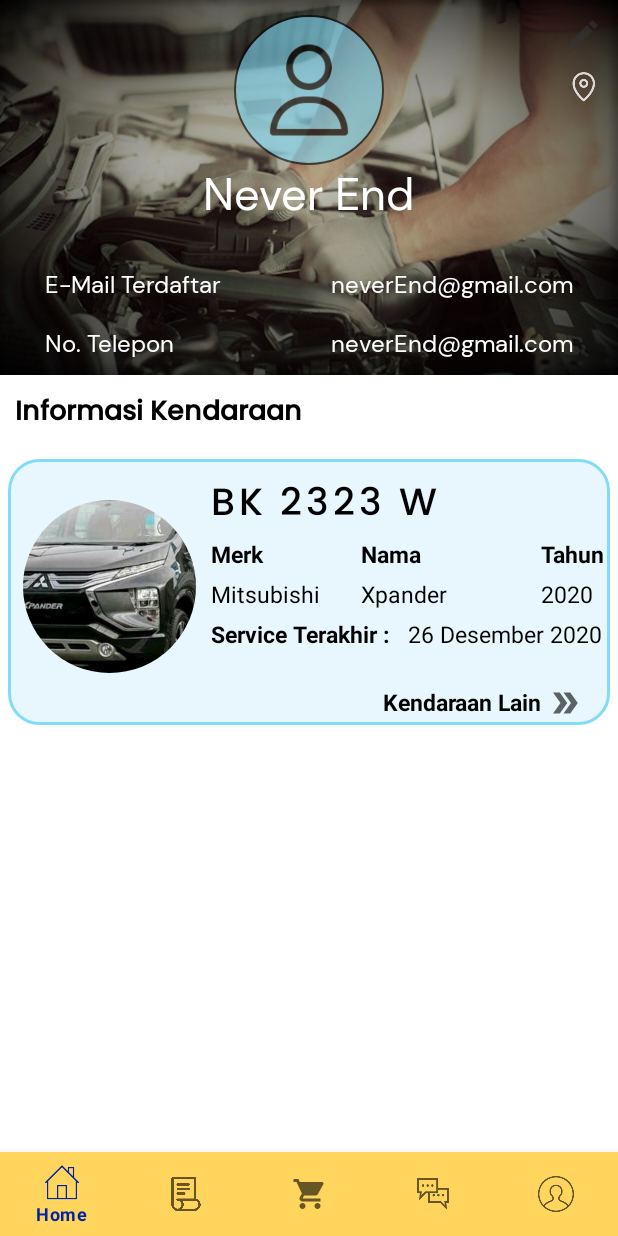
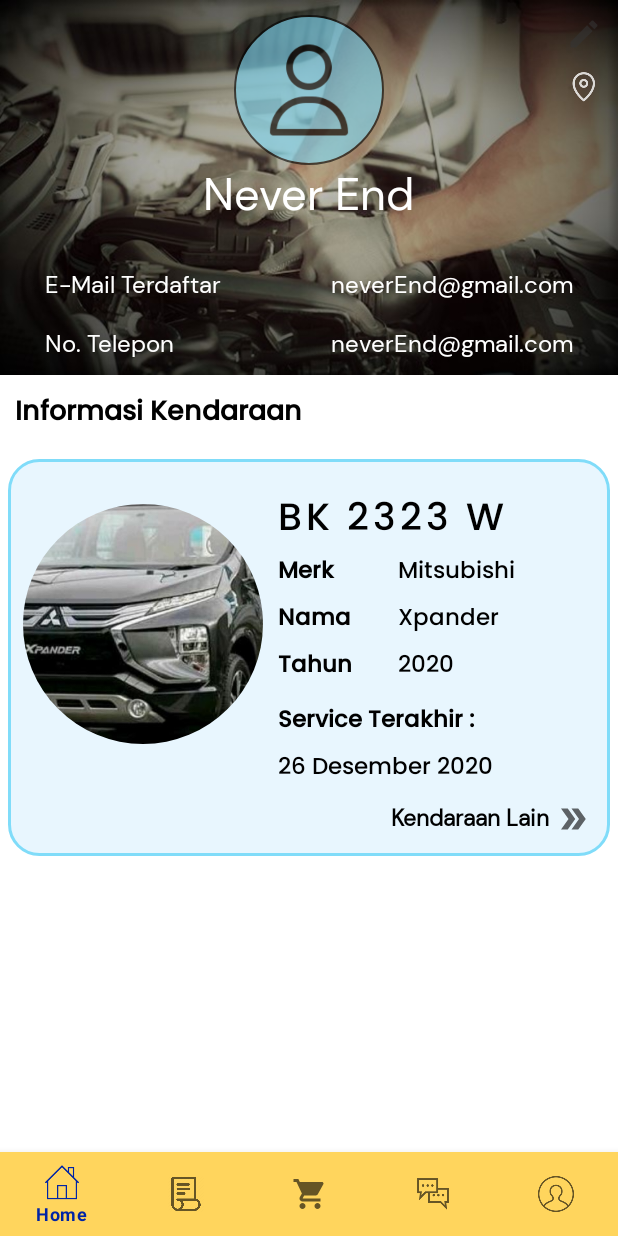
Before and after one commit to erico0301/NE_ServiceAja, an Android app: the fragment UserProfileFragment placed in its activity, on a phone screen of 412 x 824 dp. Run offline under Robolectric (Android 15) with nearby library versions, the light colour scheme and no system bars; plain views replace RoundedImageView.

Commit message:
last update 2

```diff
--- a/ServiceAja/app/src/main/java/com/example/serviceaja/fragment/HomeFragment.kt
+++ b/ServiceAja/app/src/main/java/com/example/serviceaja/fragment/HomeFragment.kt
@@ -35,7 +35,7 @@ class HomeFragment : Fragment() {
     override fun onActivityCreated(savedInstanceState: Bundle?) {
         super.onActivityCreated(savedInstanceState)
 
-        layoutManager = GridLayoutManager (activity, 2, LinearLayoutManager.VERTICAL, false)
+        layoutManager = GridLayoutManager (activity, 1, LinearLayoutManager.HORIZONTAL, false)
         recyclerViewBengkelDetails.layoutManager = layoutManager
 
         adapter = RecyclerViewBengkelDetails()
--- a/ServiceAja/app/src/main/java/com/example/serviceaja/recyclerview/RecyclerViewChatDetails.kt
+++ b/ServiceAja/app/src/main/java/com/example/serviceaja/recyclerview/RecyclerViewChatDetails.kt
@@ -15,7 +15,7 @@ class RecyclerViewChatDetails : RecyclerView.Adapter<RecyclerViewChatDetails.Vie
     private val itemImgBengkel = intArrayOf(R.drawable.mitsubishi_logo, R.drawable.bmw_logo, R.drawable.peugeot_logo)
     private val itemNamaBengkel = arrayOf("Mitsubishi", "BMW", "Peugeot")
     private val itemLastMessage = arrayOf("Terima kasih!", "Oke", "Harga OTR Medan")
-    private val itemLastHour = arrayOf("10:23 pm", "09:00 am", "12:32")
+    private val itemLastHour = arrayOf("10:32 pm", "10:23 am", "23 Des 20")
     private val itemTotalUnreadMessage = arrayOf("2", "3", "1")
 
     inner class ViewHolder(itemView: View) : RecyclerView.ViewHolder(itemView) {
--- a/ServiceAja/app/src/main/res/layout/activity_search.xml
+++ b/ServiceAja/app/src/main/res/layout/activity_search.xml
@@ -67,8 +67,8 @@
             android:layout_width="match_parent"
             android:layout_height="wrap_content"
             android:textAlignment="center"
-            android:layout_marginRight="30dp"
-            android:layout_marginLeft="30dp"
+            android:layout_marginRight="20dp"
+            android:layout_marginLeft="20dp"
             android:textColor="@color/black"
             android:textSize="15sp"
             android:lineSpacingExtra="6dp"
--- a/ServiceAja/app/src/main/res/layout/fragment_user_profile.xml
+++ b/ServiceAja/app/src/main/res/layout/fragment_user_profile.xml
@@ -98,6 +98,16 @@
         android:textSize="16sp"
         android:fontFamily="@font/dm_sans"/>
 
+    <ScrollView
+        android:layout_width="match_parent"
+        android:layout_height="wrap_content"
+        android:layout_below="@+id/topBg">
+
+        <LinearLayout
+            android:layout_width="match_parent"
+            android:layout_height="wrap_content"
+            android:orientation="vertical">
+
             <TextView
                 android:id="@+id/infoKendaraanTxt"
                 android:layout_width="wrap_content"
@@ -105,7 +115,6 @@
                 android:text="@string/infoken"
                 android:textColor="@color/black"
                 android:textStyle="bold"
-        android:layout_below="@+id/topBg"
                 android:layout_margin="10dp"
                 android:textSize="18sp"
                 android:fontFamily="@font/poppins_medium"/>
@@ -113,18 +122,19 @@
                 android:layout_width="match_parent"
                 android:layout_height="wrap_content"
                 android:layout_margin="5dp"
-        android:layout_below="@+id/infoKendaraanTxt"
-        android:background="@drawable/round_car_details">
+                android:padding="10dp"
+                android:background="@drawable/round_car_details"
+                android:layout_below="@+id/infoKendaraanTxt">
 
                 <com.makeramen.roundedimageview.RoundedImageView
                     android:id="@+id/carImg"
-            android:layout_width="115dp"
-            android:layout_height="150dp"
-            android:layout_margin="10dp"
+                    android:layout_width="160dp"
+                    android:layout_height="200dp"
+                    android:layout_alignParentLeft="true"
+                    android:layout_marginRight="10dp"
                     android:scaleType="fitXY"
-            app:riv_mutate_background="true"
-            app:riv_corner_radius="10dp"
-            android:src="@drawable/xpander" />
+                    android:src="@drawable/xpander"
+                    app:riv_corner_radius="10dp"/>
 
                 <TextView
                     android:id="@+id/platNo"
@@ -140,7 +150,7 @@
 
                 <TextView
                     android:id="@+id/merkTxt"
-            android:layout_width="100dp"
+                    android:layout_width="80dp"
                     android:layout_height="wrap_content"
                     android:layout_below="@+id/platNo"
                     android:layout_marginBottom="5dp"
@@ -148,113 +158,122 @@
                     android:text="Merk"
                     android:textColor="@color/black"
                     android:textSize="15sp"
-            android:textStyle="bold" />
-
+                    android:textStyle="bold"
+                    android:fontFamily="@font/poppins_medium"/>
                 <TextView
                     android:id="@+id/carBrand"
-            android:layout_width="100dp"
+                    android:layout_width="wrap_content"
                     android:layout_height="wrap_content"
-            android:layout_below="@+id/merkTxt"
-            android:layout_toRightOf="@+id/carImg"
+                    android:layout_below="@+id/platNo"
+                    android:layout_toRightOf="@+id/merkTxt"
                     android:text="Mitsubishi"
                     android:textColor="@color/black"
-            android:textSize="15sp" />
+                    android:textSize="15sp"
+                    android:fontFamily="@font/poppins_medium"
+                    android:maxLines="1"
+                    android:ellipsize="end"/>
 
                 <TextView
                     android:id="@+id/namaTxt"
-            android:layout_width="120dp"
+                    android:layout_width="80dp"
                     android:layout_height="wrap_content"
-            android:layout_below="@+id/platNo"
+                    android:layout_below="@+id/merkTxt"
                     android:layout_marginBottom="5dp"
-            android:layout_toRightOf="@+id/merkTxt"
+                    android:layout_toRightOf="@+id/carImg"
                     android:text="Nama"
                     android:textColor="@color/black"
                     android:textSize="15sp"
-            android:textStyle="bold" />
-
+                    android:textStyle="bold"
+                    android:fontFamily="@font/poppins_medium"/>
                 <TextView
                     android:id="@+id/carName"
-            android:layout_width="120dp"
+                    android:layout_width="wrap_content"
                     android:layout_height="wrap_content"
                     android:layout_below="@+id/merkTxt"
-            android:layout_toRightOf="@+id/carBrand"
+                    android:layout_toRightOf="@+id/namaTxt"
                     android:text="Xpander"
                     android:textColor="@color/black"
-            android:textSize="15sp" />
+                    android:textSize="15sp"
+                    android:fontFamily="@font/poppins_medium"
+                    android:maxLines="1"
+                    android:ellipsize="end"/>
 
                 <TextView
                     android:id="@+id/tahunTxt"
-            android:layout_width="wrap_content"
+                    android:layout_width="80dp"
                     android:layout_height="wrap_content"
-            android:layout_below="@+id/platNo"
+                    android:layout_below="@+id/namaTxt"
                     android:layout_marginBottom="5dp"
-            android:layout_toRightOf="@+id/namaTxt"
+                    android:layout_toRightOf="@+id/carImg"
                     android:text="Tahun"
                     android:textColor="@color/black"
                     android:textSize="15sp"
-            android:textStyle="bold" />
-
+                    android:textStyle="bold"
+                    android:fontFamily="@font/poppins_medium"/>
                 <TextView
                     android:id="@+id/carYear"
-            android:layout_width="100dp"
+                    android:layout_width="wrap_content"
                     android:layout_height="wrap_content"
-            android:layout_below="@+id/merkTxt"
-            android:layout_toRightOf="@+id/carName"
+                    android:layout_below="@+id/namaTxt"
+                    android:layout_toRightOf="@+id/tahunTxt"
                     android:text="2020"
                     android:textColor="@color/black"
-            android:textSize="15sp" />
+                    android:textSize="15sp"
+                    android:fontFamily="@font/poppins_medium"
+                    android:maxLines="1"
+                    android:ellipsize="end"/>
 
                 <TextView
                     android:id="@+id/serviceTerakhirTxt"
                     android:layout_width="wrap_content"
                     android:layout_height="wrap_content"
-            android:layout_below="@+id/carBrand"
+                    android:layout_below="@+id/tahunTxt"
                     android:layout_marginTop="5dp"
                     android:layout_marginBottom="5dp"
                     android:layout_toRightOf="@+id/carImg"
                     android:text="Service Terakhir :"
                     android:textColor="@color/black"
                     android:textSize="15sp"
-            android:textStyle="bold" />
-
+                    android:textStyle="bold"
+                    android:fontFamily="@font/poppins_medium"/>
                 <TextView
                     android:id="@+id/lastServiceDate"
                     android:layout_width="match_parent"
                     android:layout_height="wrap_content"
-            android:layout_below="@+id/carBrand"
-            android:layout_marginTop="5dp"
-            android:layout_marginRight="5dp"
-            android:layout_toRightOf="@+id/serviceTerakhirTxt"
+                    android:layout_below="@+id/serviceTerakhirTxt"
+                    android:layout_toRightOf="@+id/carImg"
                     android:text="26 Desember 2020"
-            android:textAlignment="viewEnd"
                     android:textColor="@color/black"
-            android:textSize="15sp" />
+                    android:textSize="15sp"
+                    android:fontFamily="@font/poppins_medium"
+                    android:maxLines="1"
+                    android:ellipsize="end"/>
 
                 <ImageButton
-            android:id="@+id/othersIcon"
+                    android:id="@+id/othersCarIcon"
                     android:layout_width="30dp"
                     android:layout_height="30dp"
                     android:src="@drawable/ic_double_arrow_right"
                     style="@style/Widget.AppCompat.Button.Borderless"
+                    android:layout_alignParentRight="true"
                     android:layout_below="@+id/lastServiceDate"
-            android:layout_alignParentRight="true"
-            android:layout_marginTop="20dp"
-            android:layout_marginRight="15dp" />
-
+                    android:layout_marginTop="5dp" />
                 <TextView
-            android:id="@+id/otherCar"
+                    android:id="@+id/otherCarTxt"
                     android:layout_width="wrap_content"
                     android:layout_height="30dp"
-            android:layout_below="@+id/lastServiceDate"
-            android:layout_toLeftOf="@+id/othersIcon"
-            android:layout_marginTop="20dp"
+                    android:layout_alignParentBottom="true"
+                    android:layout_toLeftOf="@+id/othersCarIcon"
                     android:gravity="center"
                     android:text="Kendaraan Lain"
                     android:textColor="@color/black"
                     android:textSize="15sp"
-            android:textStyle="bold" />
+                    android:textStyle="bold"
+                    android:fontFamily="@font/dm_sans"/>
 
             </RelativeLayout>
 
+        </LinearLayout>
+    </ScrollView>
 
 </RelativeLayout>
--- a/ServiceAja/app/src/main/res/layout/recyclerview_bengkel_details.xml
+++ b/ServiceAja/app/src/main/res/layout/recyclerview_bengkel_details.xml
@@ -6,7 +6,7 @@
     android:layout_width="180dp"
     android:layout_height="wrap_content"
     android:orientation="vertical"
-    android:layout_margin="5dp"
+    android:layout_marginRight="10dp"
     android:background="@drawable/round_car_details">
 
     <com.makeramen.roundedimageview.RoundedImageView
--- a/ServiceAja/app/src/main/res/layout/recyclerview_shoppingcart_details.xml
+++ b/ServiceAja/app/src/main/res/layout/recyclerview_shoppingcart_details.xml
@@ -47,8 +47,8 @@
             android:layout_width="wrap_content"
             android:layout_height="wrap_content"
             android:layout_toRightOf="@+id/serviceImg"
-            android:layout_marginLeft="10dp"
-            android:layout_marginTop="10dp"
+            android:layout_toLeftOf="@+id/quantityService"
+            android:layout_margin="10dp"
             android:text="Car Wash"
             android:textColor="@color/black"
             android:textSize="15sp"
@@ -106,7 +106,9 @@
             android:layout_width="wrap_content"
             android:layout_height="wrap_content"
             android:layout_toRightOf="@+id/produkImg"
+            android:layout_toLeftOf="@+id/quantityProduk"
             android:layout_marginLeft="10dp"
+            android:layout_marginRight="10dp"
             android:layout_below="@+id/serviceImg"
             android:layout_marginTop="30dp"
             android:text="Battery Xpander"
```
Also changed, not shown: ServiceAja/app/src/main/res/layout/fragment_home.xml (+217 -190 lines), ServiceAja/app/src/main/res/layout/recylerview_transaction_details.xml (+18 -8 lines), ServiceAja/app/src/main/res/drawable/ic_car_service.png (added), ServiceAja/app/src/main/res/drawable/ic_car_wash.png (added), ServiceAja/app/src/main/res/drawable/ic_others.png (added), ServiceAja/app/src/main/res/drawable/ic_parepart.png (added), ServiceAja/app/src/main/res/drawable/ic_sparepart.png (added), ServiceAja/app/src/main/res/drawable/ic_towing.png (added). Lines whose indentation alone changed are shown as unchanged.
